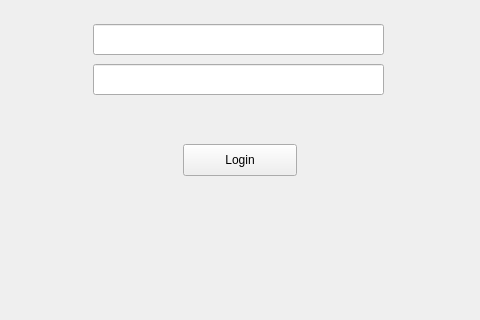
First picture: the form in King_Project/loginform.ui, repository greg-maceachern12/MicroManage, before the edit; both pictures show x 117 to 597 and y 206 to 526 of the 752 by 617 pixel window.
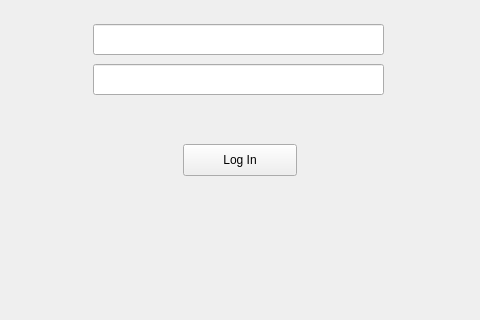
Second picture: the form after the edit.

Diff of the .ui file:
```diff
--- a/King_Project/loginform.ui
+++ b/King_Project/loginform.ui
@@ -61,7 +61,7 @@
     </rect>
    </property>
    <property name="text">
-    <string>Login</string>
+    <string>Log In</string>
    </property>
   </widget>
   <widget class="QLineEdit" name="txtUser">
```
